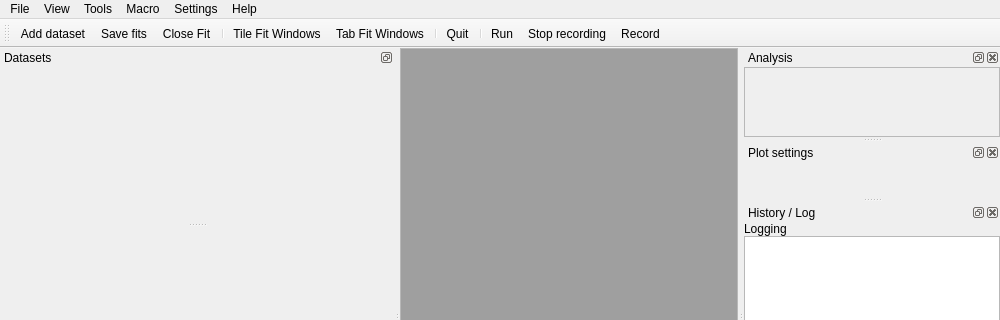
Old version of the form chisurf/gui/gui.ui in the repository Fluorescence-Tools/chisurf; both pictures show x 0 to 1000 and y 0 to 320 of the 1000 by 700 pixel window.
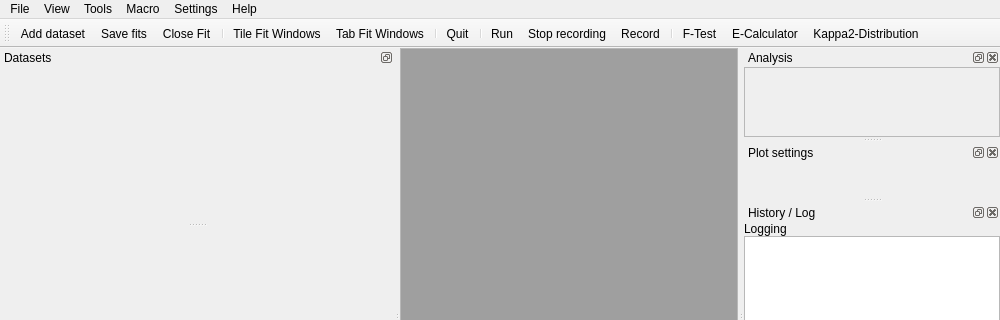
New version of the form. Icons and pictures are not drawn.

```diff
--- a/chisurf/gui/gui.ui
+++ b/chisurf/gui/gui.ui
@@ -481,6 +481,10 @@
    <addaction name="actionRun"/>
    <addaction name="actionStop"/>
    <addaction name="actionRecord"/>
+   <addaction name="separator"/>
+   <addaction name="actionF_Test"/>
+   <addaction name="actionCalculator"/>
+   <addaction name="actionKappa2_Distribution"/>
   </widget>
   <widget class="QDockWidget" name="dockWidget_console">
    <property name="enabled">
```
Left out of the diff: 29 changed lines with no effect on the pictures.
